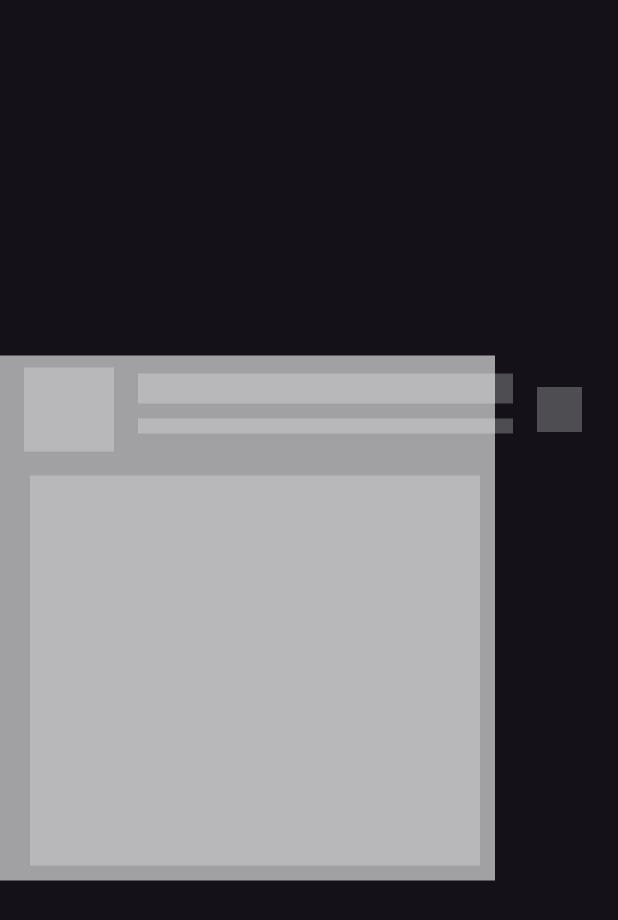
After one commit to fahadazizz/Flutter_Components, a Flutter app: the screen it shows after launch, after a tap on "Custom shimmer effect", on a phone screen of 412 x 824 dp. The commit adds this screen. Shown: the top 920 px of the screen. Run offline on Flutter 3.47's test engine with Material 3 defaults, Android fonts, the phone set to English and light mode, and no system bars.

Commit message:
Custom Shimmer effect

```diff
--- /dev/null
+++ b/lib/components/custom_shimmer_effect.dart
@@ -0,0 +1,107 @@
+import 'dart:async';
+
+import 'package:flutter/material.dart';
+
+class CustomShimmerEffect extends StatefulWidget {
+  const CustomShimmerEffect({super.key});
+
+  @override
+  State<CustomShimmerEffect> createState() => _CustomShimmerEffectState();
+}
+
+class _CustomShimmerEffectState extends State<CustomShimmerEffect>
+    with SingleTickerProviderStateMixin {
+  Color mainColor = Colors.white60;
+  List<Color> colors = [
+    Colors.white60,
+    // Colors.white38,
+    Colors.white24,
+  ];
+  int _colorIndex = 0;
+  Timer? timer;
+
+  late AnimationController _animationController;
+  late Animation<Color?> _colorAnimation;
+
+  @override
+  void initState() {
+    _animationController = AnimationController(
+      vsync: this,
+      duration: Duration(milliseconds: 800),
+    );
+
+    _colorAnimation = ColorTween(
+      begin: colors[0],
+      end: colors[1],
+    ).animate(
+      CurvedAnimation(
+        parent: _animationController,
+        curve: Curves.easeInOut,
+      ),
+    )..addListener(() {
+        setState(() {});
+      });
+
+    timer = Timer.periodic(Duration(milliseconds: 800), (Timer timer) {
+      setState(() {
+        _colorIndex = (_colorIndex + 1) % colors.length;
+        _colorAnimation = ColorTween(
+          begin: _colorAnimation.value,
+          end: colors[_colorIndex],
+        ).animate(
+          CurvedAnimation(
+            parent: _animationController,
+            curve: Curves.easeInOut,
+          ),
+        );
+        _animationController.forward(from: 0.0);
+      });
+    });
+
+    _animationController.repeat(reverse: true);
+
+    super.initState();
+  }
+
+  @override
+  Widget build(BuildContext context) {
+    return Scaffold(
+      body: Column(
+        mainAxisAlignment: MainAxisAlignment.center,
+        crossAxisAlignment: CrossAxisAlignment.center,
+        children: [
+          Stack(
+            children: [
+              _container(
+                330,
+                350,
+                mainColor,
+              ),
+              ListTile(
+                leading: _container(60, 60, _colorAnimation.value ?? mainColor),
+                title: _container(60, 20, _colorAnimation.value ?? mainColor),
+                trailing:
+                    _container(30, 30, _colorAnimation.value ?? mainColor),
+                subtitle:
+                    _container(60, 10, _colorAnimation.value ?? mainColor),
+              ),
+              Positioned(
+                  top: 80,
+                  left: 20,
+                  child:
+                      _container(300, 260, _colorAnimation.value ?? mainColor)),
+            ],
+          ),
+        ],
+      ),
+    );
+  }
+
+  Widget _container(double width, double height, Color color) {
+    return Container(
+      width: width,
+      height: height,
+      color: color,
+    );
+  }
+}
--- a/lib/main_home_page.dart
+++ b/lib/main_home_page.dart
@@ -1,6 +1,7 @@
 // ignore_for_file: unused_import
 
 import 'package:flutter/material.dart';
+import 'package:flutter_components/components/custom_shimmer_effect.dart';
 import 'package:flutter_components/components/first_contained_bottom_navigation_bar.dart';
 import 'package:flutter_components/components/first_onBoarding_screen.dart';
 import 'package:flutter_components/components/password_authenticator_field.dart';
@@ -71,12 +72,23 @@ class MainHomePage extends StatelessWidget {
           );
         },
       ),
+      MainButton(
+        data: 'Custom shimmer effect',
+        onPress: () {
+          Navigator.push(
+            context,
+            MaterialPageRoute(
+              builder: (context) => CustomShimmerEffect(),
+            ),
+          );
+        },
+      ),
     ];
 
     // main code
     return Scaffold(
       appBar: AppBar(
-        title: const Text('Home Page'),
+        title: const Text('Main Component Page'),
         centerTitle: true,
       ),
       body: Padding(
```
